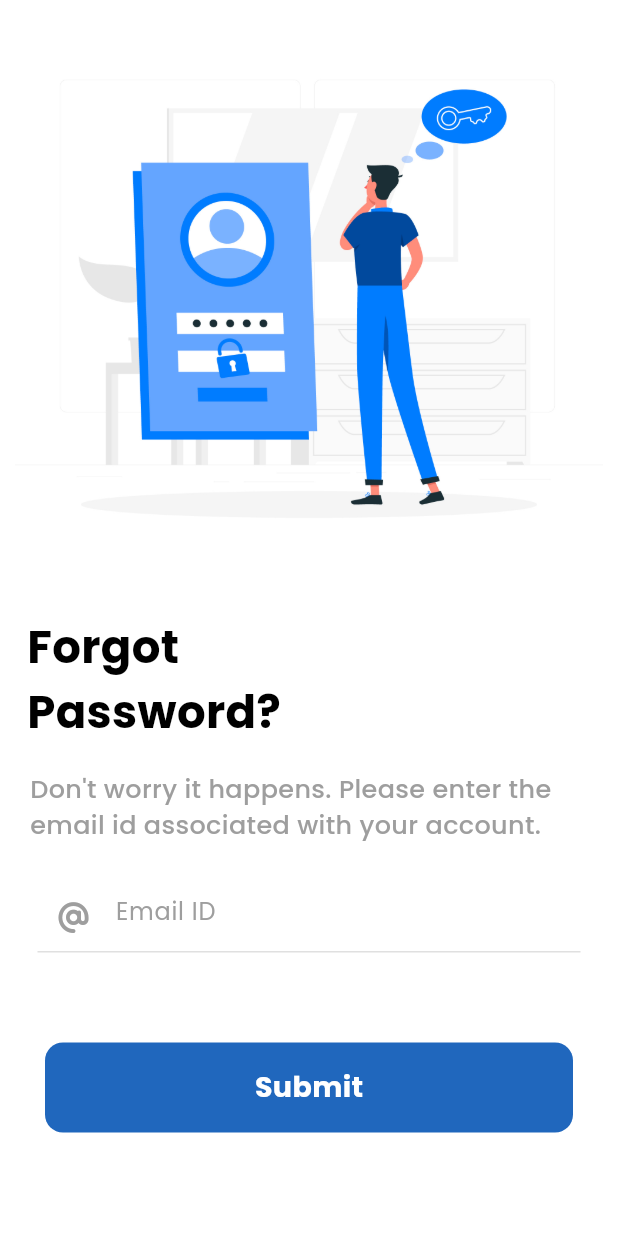
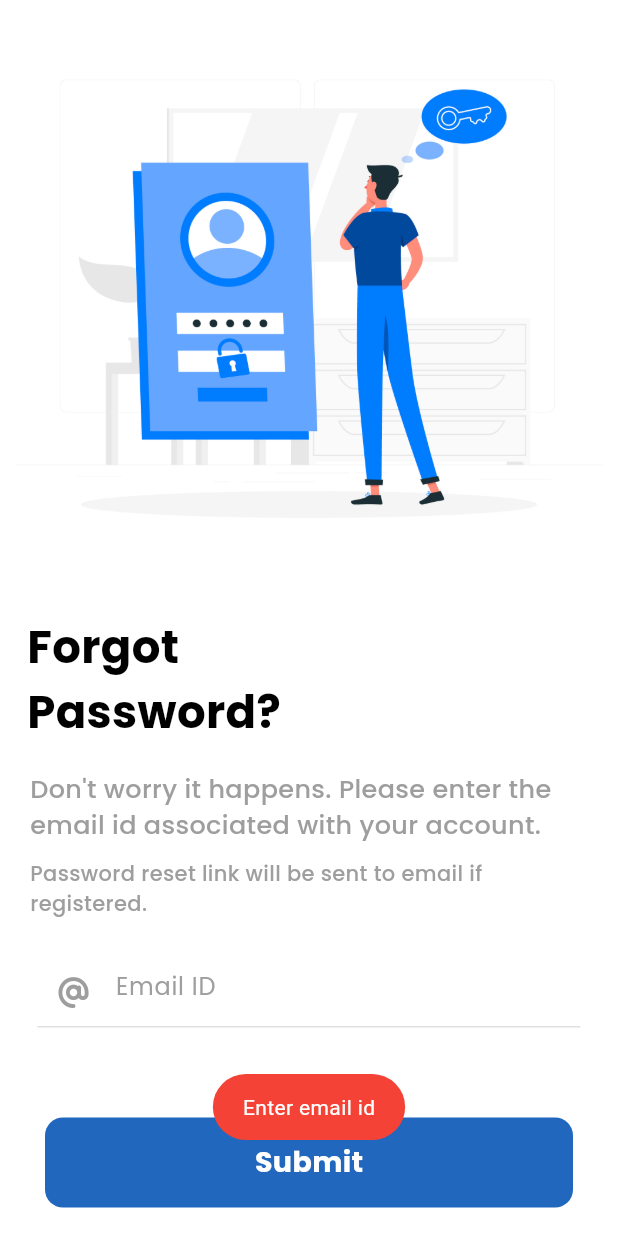
Before and after one commit to Aflah3100/resolute_ai_assignment_app, a Flutter app: the ForgotPasswordScreen screen opened by its route, after a tap on "Submit", on a phone screen of 412 x 824 dp. Run offline on Flutter 3.47's test engine with Material 3 defaults, Android fonts, the phone set to English and light mode, and no system bars; our stand-ins replace cloud_firestore, firebase_auth, firebase_core, flutter_otp_text_field, fluttertoast, font_awesome_flutter and 3 more; missing offline and left inert: dart:ffi; accounts and stored records are empty.

Commit message:
Added function for reset password using email

```diff
--- a/lib/router/generate_route.dart
+++ b/lib/router/generate_route.dart
@@ -12,7 +12,7 @@ Route<dynamic> generateRoute(RouteSettings routeSettings) {
     case AuthenticationScreen.routeName:
       return MaterialPageRoute(builder: (_) =>  AuthenticationScreen());
     case ForgotPasswordScreen.routeName:
-      return MaterialPageRoute(builder: (_) => const ForgotPasswordScreen());
+      return MaterialPageRoute(builder: (_) =>  ForgotPasswordScreen());
     case PhoneNumberVerificationScreen.routeName:
       return MaterialPageRoute(
           builder: (_) => const PhoneNumberVerificationScreen());
--- a/lib/screens/auth_screen/authentication_screen.dart
+++ b/lib/screens/auth_screen/authentication_screen.dart
@@ -466,12 +466,10 @@ class AuthenticationScreen extends StatelessWidget {
   }
 
   bool isValidEmail(String email) {
-    // Define the regular expression for validating email addresses
     final RegExp emailRegex = RegExp(
       r'^[a-zA-Z0-9._%+-]+@[a-zA-Z0-9.-]+\.[a-zA-Z]{2,}$',
     );
 
-    // Check if the email matches the regex pattern
     return emailRegex.hasMatch(email);
   }
 }
--- a/lib/screens/forgot_password_screen/forgot_password_screen.dart
+++ b/lib/screens/forgot_password_screen/forgot_password_screen.dart
@@ -1,16 +1,21 @@
+// ignore_for_file: use_build_context_synchronously
+
 import 'package:flutter/material.dart';
+import 'package:fluttertoast/fluttertoast.dart';
 import 'package:font_awesome_flutter/font_awesome_flutter.dart';
 import 'package:resolute_ai_assignment_app/router/route_constants.dart';
 import 'package:resolute_ai_assignment_app/screens/auth_screen/authentication_screen.dart';
+import 'package:resolute_ai_assignment_app/screens/firebase/firebase_auth/firebase_auth_functions.dart';
 import 'package:resolute_ai_assignment_app/utils/assets.dart';
 
 class ForgotPasswordScreen extends StatelessWidget {
   static const routeName = RouteConstants.forgotPasswordScreen;
-  const ForgotPasswordScreen({super.key});
+  ForgotPasswordScreen({super.key});
+
+  final emailController = TextEditingController();
 
   @override
   Widget build(BuildContext context) {
-
     return Scaffold(
       backgroundColor: Colors.white,
       body: SafeArea(
@@ -42,12 +47,26 @@ class ForgotPasswordScreen extends StatelessWidget {
                 ),
                 Padding(
                   padding: const EdgeInsets.symmetric(horizontal: 10),
-                  child: Text(
-                    'Don\'t worry it happens. Please enter the email id associated with your account.',
-                    style: AppTextStyles.appTextStyle(
-                        fontColor: Colors.grey,
-                        fontSize: 17,
-                        fontWeight: FontWeight.w500),
+                  child: Column(
+                    children: [
+                      Text(
+                        'Don\'t worry it happens. Please enter the email id associated with your account.',
+                        style: AppTextStyles.appTextStyle(
+                            fontColor: Colors.grey,
+                            fontSize: 17,
+                            fontWeight: FontWeight.w500),
+                      ),
+                      const SizedBox(
+                        height: 10,
+                      ),
+                      Text(
+                        'Password reset link will be sent to email if registered.',
+                        style: AppTextStyles.appTextStyle(
+                            fontColor: Colors.grey,
+                            fontSize: 14,
+                            fontWeight: FontWeight.w500),
+                      ),
+                    ],
                   ),
                 ),
                 const SizedBox(
@@ -56,6 +75,7 @@ class ForgotPasswordScreen extends StatelessWidget {
                 Padding(
                   padding: const EdgeInsets.symmetric(horizontal: 15),
                   child: TextFormField(
+                    controller: emailController,
                     keyboardType: TextInputType.emailAddress,
                     decoration: InputDecoration(
                         enabledBorder: UnderlineInputBorder(
@@ -77,7 +97,28 @@ class ForgotPasswordScreen extends StatelessWidget {
                 ),
                 AuthenticationButton(
                     label: 'Submit',
-                    onTap: () {},
+                    onTap: () async {
+                      if (emailController.text.isEmpty) {
+                        showErrorToast('Enter email id');
+                      } else if (!isValidEmail(emailController.text)) {
+                        showErrorToast('Enter valid email');
+                      } else {
+                        final authResult = await FirebaseAuthFunctions.instance
+                            .resetPasswordUsingEmail(
+                                email: emailController.text);
+                        if (authResult is bool) {
+                          //Link-send
+                          Fluttertoast.showToast(
+                              msg: 'Password reset link sent.',
+                              textColor: Colors.white,
+                              backgroundColor: Colors.green,
+                              gravity: ToastGravity.CENTER);
+                          Navigator.pop(context);
+                        } else if (authResult is String) {
+                          showErrorToast(authResult);
+                        }
+                      }
+                    },
                     buttonColor: AppColors.darkBlueColor,
                     textColor: Colors.white)
               ],
@@ -87,4 +128,20 @@ class ForgotPasswordScreen extends StatelessWidget {
       )),
     );
   }
+
+  void showErrorToast(String message) {
+    Fluttertoast.showToast(
+        msg: message,
+        textColor: Colors.white,
+        backgroundColor: Colors.red,
+        gravity: ToastGravity.BOTTOM);
+  }
+
+  bool isValidEmail(String email) {
+    final RegExp emailRegex = RegExp(
+      r'^[a-zA-Z0-9._%+-]+@[a-zA-Z0-9.-]+\.[a-zA-Z]{2,}$',
+    );
+
+    return emailRegex.hasMatch(email);
+  }
 }
```
